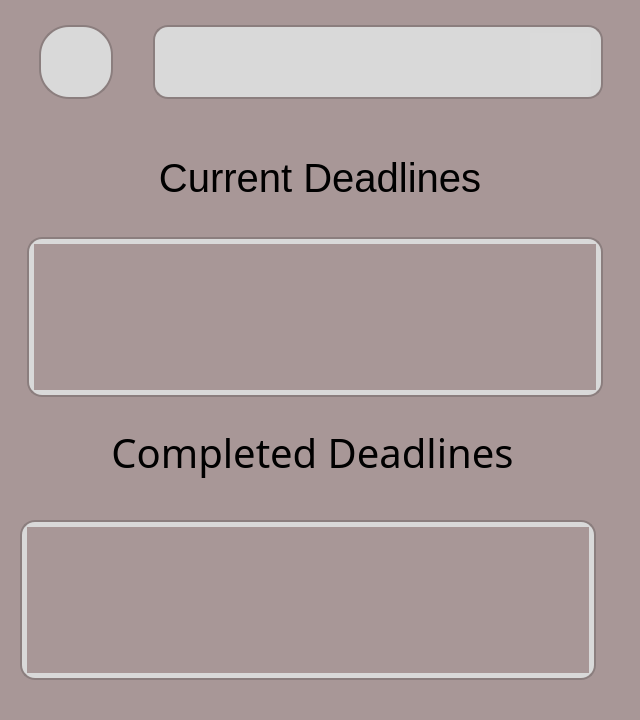
This is grape/src/profile/profile.ui in rotat1ck/grape as Qt 5 draws it before an edit. The edited form follows.
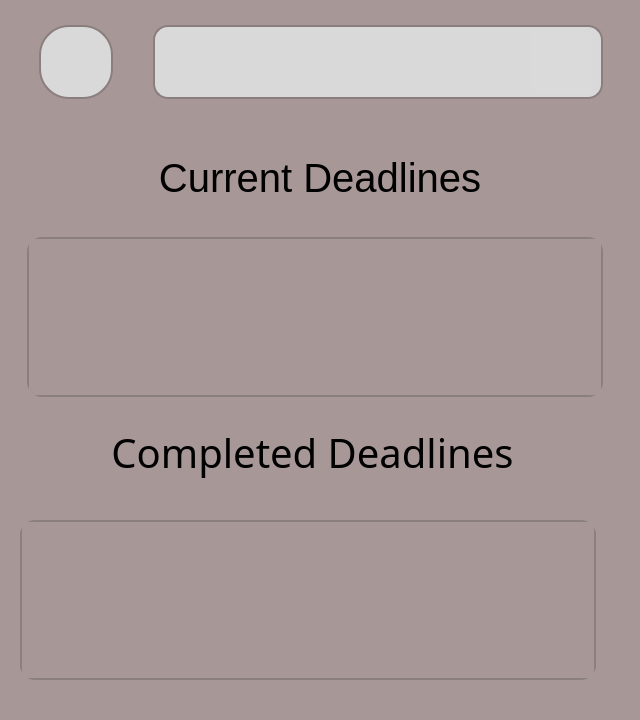
This is the edited form. Icons and pictures are not drawn.

Commit message: Если вкратце, нет centralwidget внутри profile.ui ->

Patch:
```diff
--- a/grape/src/profile/profile.ui
+++ b/grape/src/profile/profile.ui
@@ -158,7 +158,6 @@
     background-color: #D9D9D9;
     border: 2px solid #8B7E7E;
     border-radius: 15px;
-    padding: 5px; 
 
 	font-size: 20px;
 	font-family: 'Comfortaa';
@@ -173,8 +172,8 @@
      <rect>
       <x>0</x>
       <y>0</y>
-      <width>562</width>
-      <height>146</height>
+      <width>572</width>
+      <height>156</height>
      </rect>
     </property>
    </widget>
@@ -194,7 +193,6 @@
     background-color: #D9D9D9;
     border: 2px solid #8B7E7E;
     border-radius: 15px;
-    padding: 5px; 
 
 	font-size: 20px;
 	font-family: 'Comfortaa';
@@ -209,8 +207,8 @@
      <rect>
       <x>0</x>
       <y>0</y>
-      <width>562</width>
-      <height>146</height>
+      <width>572</width>
+      <height>156</height>
      </rect>
     </property>
    </widget>
```
Left out of the diff: 3 changed lines with no effect on the pictures. The commit also changes 3 other files.
